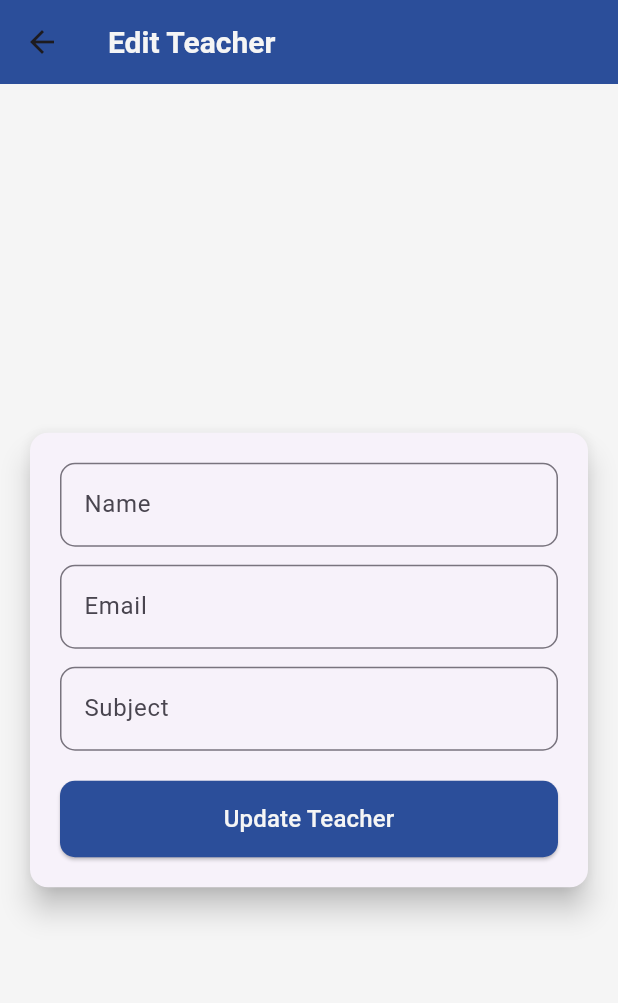
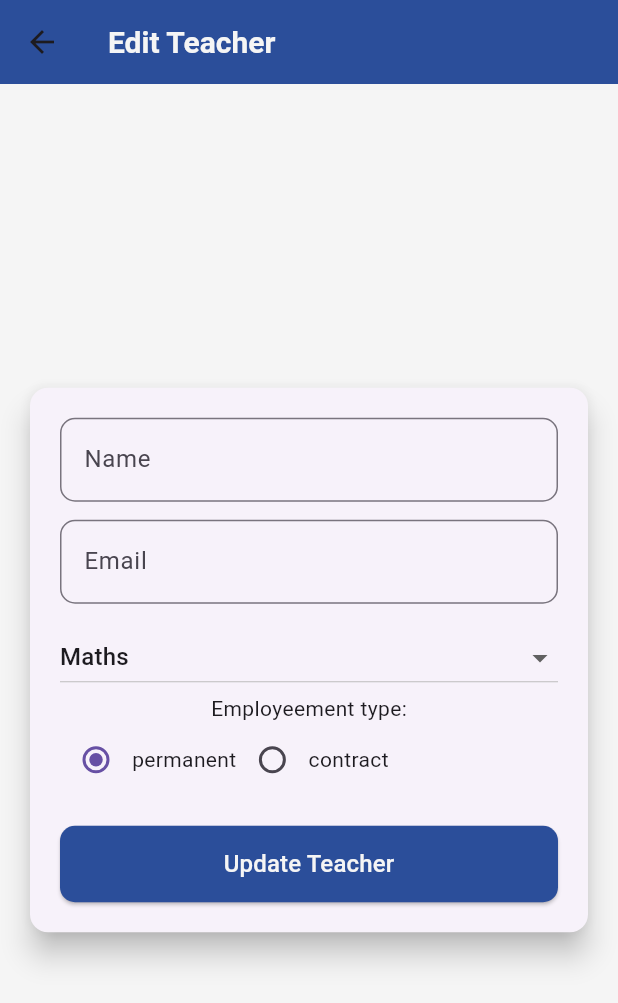
Before and after one commit to Mani-2567197/School_Management_firebase, a Flutter app: the Editteacher screen opened directly with empty values, on a phone screen of 412 x 824 dp. Shown: the top 1003 px of the screen. Run offline on Flutter 3.47's test engine with Material 3 defaults, Android fonts, the phone set to English and light mode, and no system bars; our stand-ins replace cloud_firestore, dio, firebase_auth, firebase_core, go_router, shared_preferences; accounts and stored records are empty; network calls fail.

Commit message:
adding dropdown to teacher subject

```diff
--- a/lib/fetures/teacher/addteacher/model/teacher.dart
+++ b/lib/fetures/teacher/addteacher/model/teacher.dart
@@ -3,12 +3,14 @@ class Teacher {
   final String name;
   final String email;
   final String subject;
+  final String employeementtype;
 
   Teacher({
     required this.id,
     required this.name,
     required this.email,
     required this.subject,
+    required this.employeementtype,
   });
 
   Map<String, dynamic> toJson() => {
@@ -16,6 +18,7 @@ class Teacher {
         'name': name,
         'email': email,
         'subject': subject,
+        'employeementtype':employeementtype,
       };
 
   factory Teacher.fromJson(Map<String, dynamic> json) {
@@ -24,6 +27,7 @@ class Teacher {
       name: json['name'],
       email: json['email'],
       subject: json['subject'],
+      employeementtype:json['employeementtype'],
     );
   }
 }
--- a/lib/fetures/teacher/addteacher/repository/teacherrepository.dart
+++ b/lib/fetures/teacher/addteacher/repository/teacherrepository.dart
@@ -9,6 +9,7 @@ class TeacherRepository {
       await _firestore.collection('teachers').doc(teacher.id).set(teacher.toJson());
     } catch (e) {
       print("Error adding teacher: $e");
+      print(teacher.subject);
       throw Exception("Failed to add teacher");
     }
   }
--- a/lib/fetures/teacher/addteacher/view/addteacher.dart
+++ b/lib/fetures/teacher/addteacher/view/addteacher.dart
@@ -57,13 +57,37 @@ class _AddteacherState extends State<Addteacher> {
                         validator: (value) => value!.isEmpty ? 'Enter email' : null,
                       ),
                       const SizedBox(height: 10),
-                      TextFormField(
-                        controller: teacherViewModel.subjectController,
-                        decoration: const InputDecoration(
-                          labelText: 'Subject',
-                          border: OutlineInputBorder(),
-                        ),
-                        validator: (value) => value!.isEmpty ? 'Enter subject' : null,
+                      DropdownButton<String>(
+                        value: teacherViewModel.seletedsubject,
+                        hint: Text('Select Subject'),
+                        isExpanded: true,
+
+                        items: teacherViewModel.subject.map((subject){
+                          return DropdownMenuItem<String>(value: subject,
+                          child:Text(subject),);
+                        }).toList(),
+                        onChanged: (value) => teacherViewModel.setselctedsubject(value),
+
+                      ),
+
+
+
+                      Text('Employeement type:'),
+                      Row(
+                        children: [
+                          Radio<String>(value: 'permanent',
+                          groupValue: teacherViewModel.employeementtype,
+                          onChanged: (String? value){
+                            teacherViewModel.employeementtype =value;
+                          },),
+                          Text('permanent'),
+                          Radio<String>(value: 'contract',
+                          groupValue: teacherViewModel.employeementtype,
+                          onChanged: (String? value){
+                            teacherViewModel.employeementtype =value;
+                          },),
+                          Text('contract'),
+                        ],
                       ),
                       const SizedBox(height: 20),
                       ElevatedButton(
--- a/lib/fetures/teacher/addteacher/viewmodel/teachersviewmodel.dart
+++ b/lib/fetures/teacher/addteacher/viewmodel/teachersviewmodel.dart
@@ -10,6 +10,17 @@ class TeacherViewModel extends ChangeNotifier {
   final TeacherRepository _repository = TeacherRepository();
   List<Teacher> _teachers = [];
   Teacher? teacher;
+  String? seletedsubject;
+  String? employeementtype ='permanent';
+  List<String> subject =[
+    'Maths',
+    'Physics',
+    'Chemistry',
+    'History',
+    'Geography',
+    'Hindi'
+  ];
+
   List<Teacher> get teachers => _teachers;
   final formKey = GlobalKey<FormState>();
 
@@ -17,9 +28,17 @@ class TeacherViewModel extends ChangeNotifier {
   final emailController = TextEditingController();
   final subjectController = TextEditingController();
   final idController = TextEditingController();
+  final employetypeControlller =TextEditingController();
+
 
   bool isLoading = false;
-
+ TeacherViewModel(){
+  seletedsubject = subject.isEmpty? subject[0] :'Maths';
+ }
+void setselctedsubject(String? sub) {
+    seletedsubject = sub;
+    notifyListeners();
+  }
   Future<void> addTeacher(BuildContext context) async {
     if (!formKey.currentState!.validate()) return;
 
@@ -30,7 +49,8 @@ class TeacherViewModel extends ChangeNotifier {
       id: idController.text,
       name: nameController.text,
       email: emailController.text,
-      subject: subjectController.text,
+      subject: seletedsubject!,
+      employeementtype: employeementtype!,
     );
 
     try {
@@ -61,6 +81,7 @@ class TeacherViewModel extends ChangeNotifier {
     }
     catch(e){
       print("Error :$e");
+     // print(s);
     }
     notifyListeners();
   }
--- a/lib/fetures/teacher/editteacher/view/editteacher.dart
+++ b/lib/fetures/teacher/editteacher/view/editteacher.dart
@@ -15,6 +15,7 @@ class _EditteacherState extends State<Editteacher> {
   late TextEditingController _nameController;
   late TextEditingController _emailController;
   late TextEditingController _subjectController;
+  late TextEditingController _employetypeControlller;
 
   @override
   void initState() {
@@ -22,6 +23,8 @@ class _EditteacherState extends State<Editteacher> {
     _nameController = TextEditingController(text: widget.teacher.name);
     _emailController = TextEditingController(text: widget.teacher.email);
     _subjectController = TextEditingController(text: widget.teacher.subject);
+    _employetypeControlller = TextEditingController(text:widget.teacher.employeementtype);
+
   }
 
   @override
@@ -38,6 +41,8 @@ class _EditteacherState extends State<Editteacher> {
       name: _nameController.text,
       email: _emailController.text,
       subject: _subjectController.text,
+      employeementtype: _employetypeControlller.text,
+
     );
 
     Provider.of<TeacherViewModel>(context, listen: false)
@@ -56,6 +61,7 @@ class _EditteacherState extends State<Editteacher> {
 
   @override
   Widget build(BuildContext context) {
+     final teacherViewModel = Provider.of<TeacherViewModel>(context);
     return Scaffold(
       appBar: AppBar(title: const Text('Edit Teacher')),
       body: Padding(
@@ -91,15 +97,38 @@ class _EditteacherState extends State<Editteacher> {
                     ),
                   ),
                   const SizedBox(height: 12),
-                  TextField(
-                    controller: _subjectController,
-                    decoration: InputDecoration(
-                      labelText: 'Subject',
-                      border: OutlineInputBorder(
-                        borderRadius: BorderRadius.circular(10),
+                  DropdownButton<String>(
+                        value: teacherViewModel.seletedsubject,
+                        hint: Text('Select Subject'),
+                        isExpanded: true,
+
+                        items: teacherViewModel.subject.map((subject){
+                          return DropdownMenuItem<String>(value: subject,
+                          child:Text(subject),);
+                        }).toList(),
+                        onChanged: (value) => teacherViewModel.setselctedsubject(value),
+
                       ),
-                    ),
-                  ),
+
+
+
+                      Text('Employeement type:'),
+                      Row(
+                        children: [
+                          Radio<String>(value: 'permanent',
+                          groupValue: teacherViewModel.employeementtype,
+                          onChanged: (String? value){
+                            teacherViewModel.employeementtype =value;
+                          },),
+                          Text('permanent'),
+                          Radio<String>(value: 'contract',
+                          groupValue: teacherViewModel.employeementtype,
+                          onChanged: (String? value){
+                            teacherViewModel.employeementtype =value;
+                          },),
+                          Text('contract'),
+                        ],
+                      ),
                   const SizedBox(height: 20),
                   SizedBox(
                     width: double.infinity,
--- a/lib/fetures/teacher/getallteachers/view/getallteachers.dart
+++ b/lib/fetures/teacher/getallteachers/view/getallteachers.dart
@@ -87,6 +87,7 @@ class _GetallteachersState extends State<Getallteachers> {
                               DataColumn(label: Text('Techer Name',style:Theme.of(context).textTheme.titleLarge)),
                               DataColumn(label: Text('Email',style:Theme.of(context).textTheme.titleLarge)),
                               DataColumn(label: Text('Subject',style:Theme.of(context).textTheme.titleLarge)),
+                              DataColumn(label: Text('Employementtype',style:Theme.of(context).textTheme.titleLarge)),
                               DataColumn(label: Text('Edit',style:Theme.of(context).textTheme.titleLarge)),
                               DataColumn(label: Text('Delete',style:Theme.of(context).textTheme.titleLarge))
                             ],
@@ -96,6 +97,7 @@ class _GetallteachersState extends State<Getallteachers> {
                                     DataCell(Text(teacher.name,style:Theme.of(context).textTheme.bodyLarge)),
                                     DataCell(Text(teacher.email,style:Theme.of(context).textTheme.bodyLarge)),
                                     DataCell(Text(teacher.subject,style:Theme.of(context).textTheme.bodyLarge)),
+                                     DataCell(Text(teacher.employeementtype,style:Theme.of(context).textTheme.bodyLarge)),
                                     DataCell(
                                 IconButton(
                                   icon: const Icon(Icons.edit, color: Colorconstaints.secondaryColor),
```
Also changed, not shown: lib/fetures/student/editstudent/view/editstudent.dart (+37 -13 lines), 1 other file.
